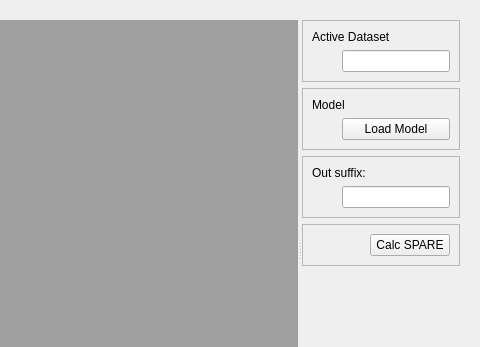
Qt form NiChart/plugins/spareview/spareview.ui (gurayerus/NiChart) before a commit; both pictures show x 320 to 800 and y 0 to 347 of the 800 by 500 pixel window.
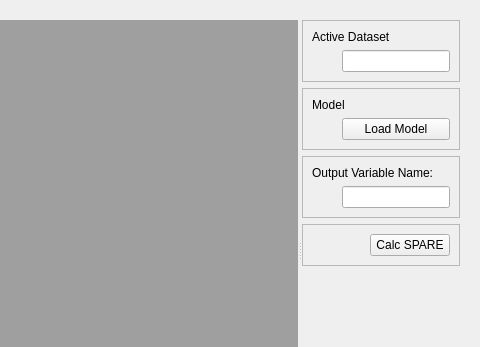
The same form after that commit.

What changed in the file:
```diff
--- a/NiChart/plugins/spareview/spareview.ui
+++ b/NiChart/plugins/spareview/spareview.ui
@@ -168,7 +168,7 @@
                     </item>
                         
                     <item>
-                        <widget  class="QFrame"  name="wOutSuffix">
+                        <widget  class="QFrame"  name="wOutVarName">
                         <property  name="frameShape">
                             <enum>QFrame::StyledPanel</enum>
                         </property>
@@ -182,7 +182,7 @@
                             <item>
                             <widget  class="QLabel"  name="label_select2">
                                 <property  name="text">
-                                <string>Out suffix: </string>
+                                <string>Output Variable Name: </string>
                                 </property>
                             </widget>
                             </item>
```
Left out of the diff: 4 changed lines with no effect on the pictures.
